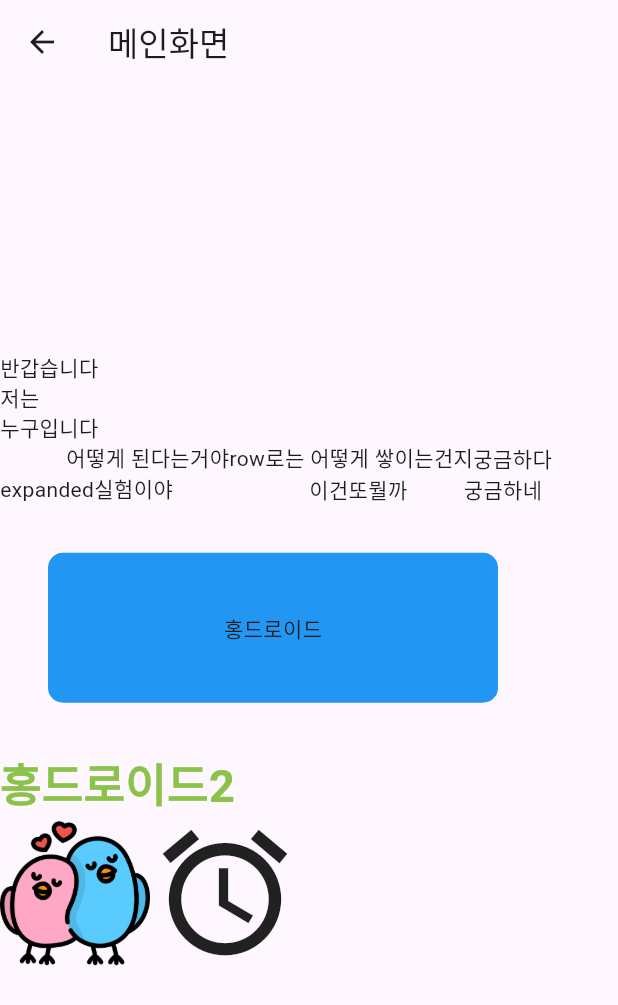
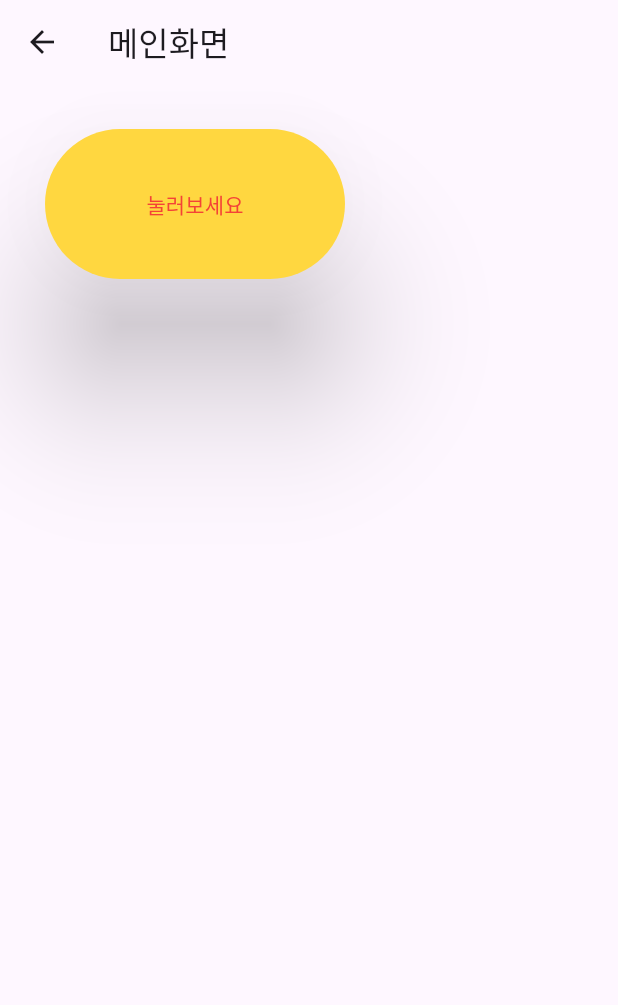
Before and after one commit to gaebaribari/flutter-pratice, a Flutter app: the screen it shows after launch, on a phone screen of 412 x 824 dp. Shown: the top 1005 px of the screen. Run offline on Flutter 3.47's test engine with Material 3 defaults, Android fonts, the phone set to English and light mode, and no system bars.

Commit message:
Practice : ElevatedButton

```diff
--- a/lib/screen/main_screen.dart
+++ b/lib/screen/main_screen.dart
@@ -15,57 +15,20 @@ class _MainScreenState extends State<MainScreen> {
         title: Text('메인화면'),
       ),
       body: Column(
-        mainAxisAlignment: MainAxisAlignment.center,
-        crossAxisAlignment: CrossAxisAlignment.start,
         children: [
-          Text('반갑습니다'),
-          Text('저는'),
-          Text('누구입니다'),
-          Row(
-            mainAxisAlignment: MainAxisAlignment.center,
-            children: [
-              Text('어떻게 된다는거야'),
-              Text('row로는 어떻게 쌓이는건지'),
-              Text('궁금하다'),
-            ],
-          ),
-          Row(
-            children: [
-              Expanded(flex: 2, child: Text('expanded실험이야')),
-              Expanded(child: Text('이건또뭘까')),
-              Expanded(child: Text('궁금하네')),
-            ],
-          ),
           Container(
-            width: 300,
             height: 100,
-            margin: EdgeInsets.all(32),
-            alignment: Alignment.center,
-            child: Text('홍드로이드'),
-            decoration: BoxDecoration(
-              borderRadius: BorderRadius.circular(10),
-              color: Colors.blue,
-            ),
-          ),
-          Text(
-            '홍드로이드2',
-            style: TextStyle(
-                color: Colors.lightGreen,
-                fontWeight: FontWeight.bold,
-                fontSize: 30,),
-          ),
-          Row(
-            children: [
-              Image.asset(
-                'assets/love-birds.png',
-                width: 100,
-                height: 100,
-              ),
-              Icon(
-                Icons.access_alarm_outlined,
-                size: 100,
-              )
-            ],
+            width: 200,
+            margin: EdgeInsets.all(30),
+            child: ElevatedButton(
+                onPressed: () {
+                  print('버튼이 눌렸습니다');
+                },
+                style: ElevatedButton.styleFrom(
+                  primary: Colors.amberAccent,
+                onPrimary: Colors.red,
+                elevation: 40),
+                child: Text('눌러보세요')),
           )
         ],
       ),
```
